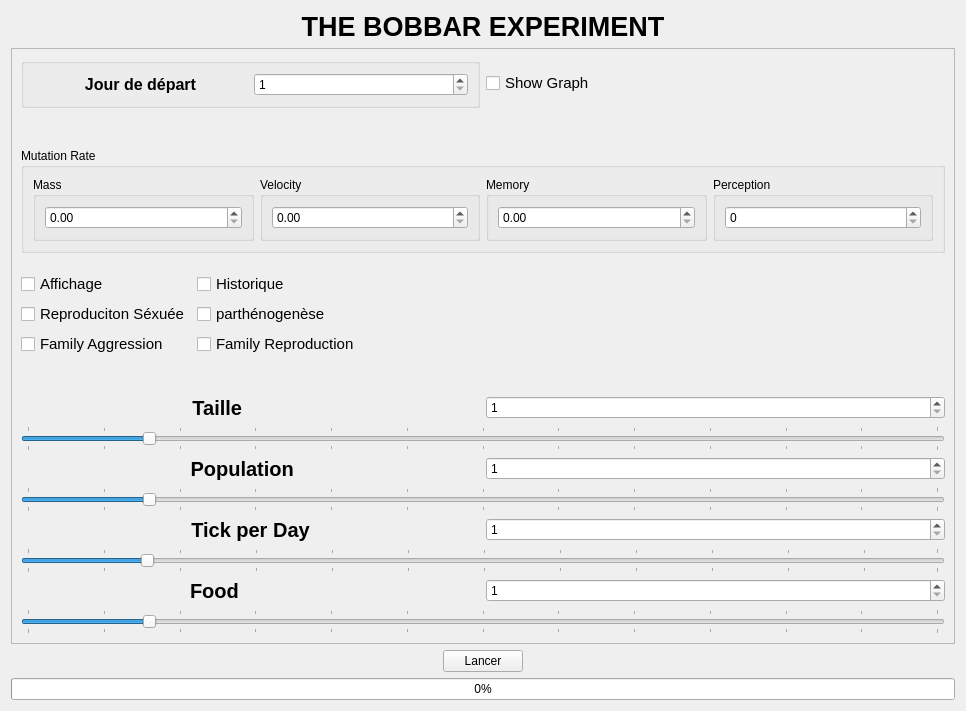
Qt form view/Mainwindow.ui (yetanotherf0rked/3a_bobbar) before a commit.
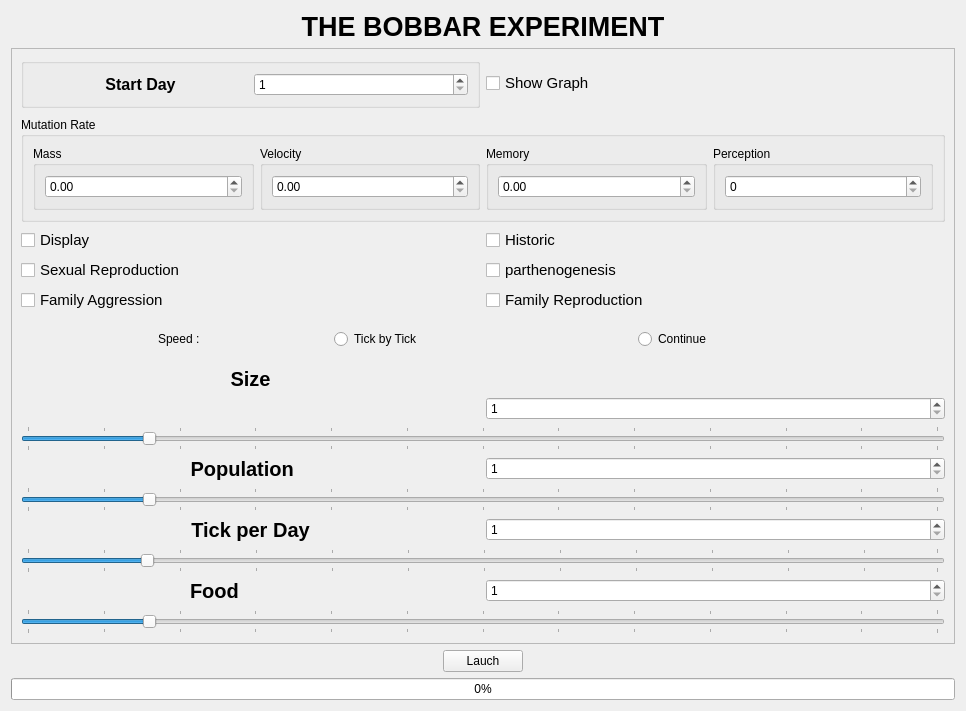
The same form after that commit.

Commit message: ajout boutons continue tick by tick

```diff
--- a/view/Mainwindow.ui
+++ b/view/Mainwindow.ui
@@ -45,8 +45,8 @@
            <rect>
             <x>0</x>
             <y>0</y>
-            <width>942</width>
-            <height>586</height>
+            <width>948</width>
+            <height>614</height>
            </rect>
           </property>
           <layout class="QVBoxLayout" name="verticalLayout_17">
@@ -68,7 +68,7 @@
                    </font>
                   </property>
                   <property name="text">
-                   <string>Jour de départ</string>
+                   <string>Start Day</string>
                   </property>
                   <property name="alignment">
                    <set>Qt::AlignCenter</set>
@@ -189,7 +189,7 @@
             </spacer>
            </item>
            <item>
-            <layout class="QFormLayout" name="formLayout_2">
+            <layout class="QGridLayout" name="gridLayout_2">
              <item row="0" column="0">
               <widget class="QCheckBox" name="affichage">
                <property name="font">
@@ -198,7 +198,7 @@
                 </font>
                </property>
                <property name="text">
-                <string>Affichage</string>
+                <string>Display</string>
                </property>
                <property name="checked">
                 <bool>false</bool>
@@ -213,7 +213,7 @@
                 </font>
                </property>
                <property name="text">
-                <string>Historique</string>
+                <string>Historic</string>
                </property>
                <property name="checked">
                 <bool>false</bool>
@@ -228,7 +228,7 @@
                 </font>
                </property>
                <property name="text">
-                <string>Reproduciton Séxuée</string>
+                <string>Sexual Reproduction</string>
                </property>
                <property name="checked">
                 <bool>false</bool>
@@ -243,7 +243,7 @@
                 </font>
                </property>
                <property name="text">
-                <string>parthénogenèse </string>
+                <string>parthenogenesis</string>
                </property>
                <property name="checked">
                 <bool>false</bool>
@@ -282,6 +282,65 @@
              </item>
             </layout>
            </item>
+           <item>
+            <spacer name="verticalSpacer_4">
+             <property name="orientation">
+              <enum>Qt::Vertical</enum>
+             </property>
+             <property name="sizeHint" stdset="0">
+              <size>
+               <width>20</width>
+               <height>40</height>
+              </size>
+             </property>
+            </spacer>
+           </item>
+           <item>
+            <widget class="QFrame" name="horizontalFrame">
+             <layout class="QGridLayout" name="gridLayout_6">
+              <item row="0" column="0" alignment="Qt::AlignHCenter">
+               <widget class="QLabel" name="label_7">
+                <property name="text">
+                 <string>Speed :</string>
+                </property>
+               </widget>
+              </item>
+              <item row="0" column="1">
+               <widget class="QRadioButton" name="step_Tick_By_Tick">
+                <property name="text">
+                 <string>Tick by Tick</string>
+                </property>
+                <attribute name="buttonGroup">
+                 <string notr="true">buttonGroup</string>
+                </attribute>
+               </widget>
+              </item>
+              <item row="0" column="2">
+               <widget class="QRadioButton" name="step_Continue">
+                <property name="text">
+                 <string>Continue</string>
+                </property>
+                <attribute name="buttonGroup">
+                 <string notr="true">buttonGroup</string>
+                </attribute>
+               </widget>
+              </item>
+             </layout>
+            </widget>
+           </item>
+           <item>
+            <spacer name="verticalSpacer_2">
+             <property name="orientation">
+              <enum>Qt::Vertical</enum>
+             </property>
+             <property name="sizeHint" stdset="0">
+              <size>
+               <width>20</width>
+               <height>40</height>
+              </size>
+             </property>
+            </spacer>
+           </item>
            <item>
             <layout class="QGridLayout" name="gridLayout">
              <item row="3" column="0">
@@ -498,7 +557,7 @@
               <layout class="QVBoxLayout" name="verticalLayout">
                <item>
                 <layout class="QGridLayout" name="gridLayout_3">
-                 <item row="0" column="1">
+                 <item row="1" column="1">
                   <widget class="QSpinBox" name="TAILLE">
                    <property name="minimum">
                     <number>1</number>
@@ -518,7 +577,7 @@
                     </font>
                    </property>
                    <property name="text">
-                    <string>Taille            </string>
+                    <string>Size</string>
                    </property>
                    <property name="alignment">
                     <set>Qt::AlignCenter</set>
@@ -563,19 +622,6 @@
                </item>
               </layout>
              </item>
-             <item row="0" column="0">
-              <spacer name="verticalSpacer_2">
-               <property name="orientation">
-                <enum>Qt::Vertical</enum>
-               </property>
-               <property name="sizeHint" stdset="0">
-                <size>
-                 <width>20</width>
-                 <height>40</height>
-                </size>
-               </property>
-              </spacer>
-             </item>
             </layout>
            </item>
           </layout>
@@ -604,7 +650,7 @@
          <item>
           <widget class="QPushButton" name="pushButton">
            <property name="text">
-            <string>Lancer</string>
+            <string>Lauch</string>
            </property>
           </widget>
          </item>
```
Left out of the diff: 3 changed lines with no effect on the pictures. The commit also changes 2 other files.
